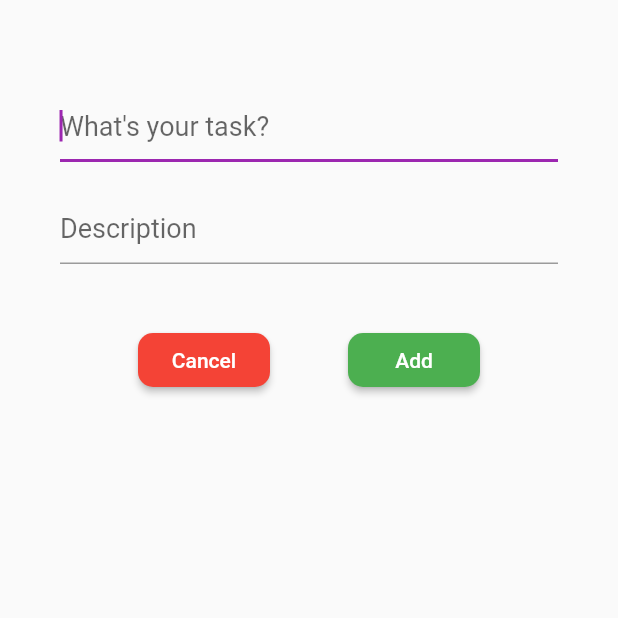
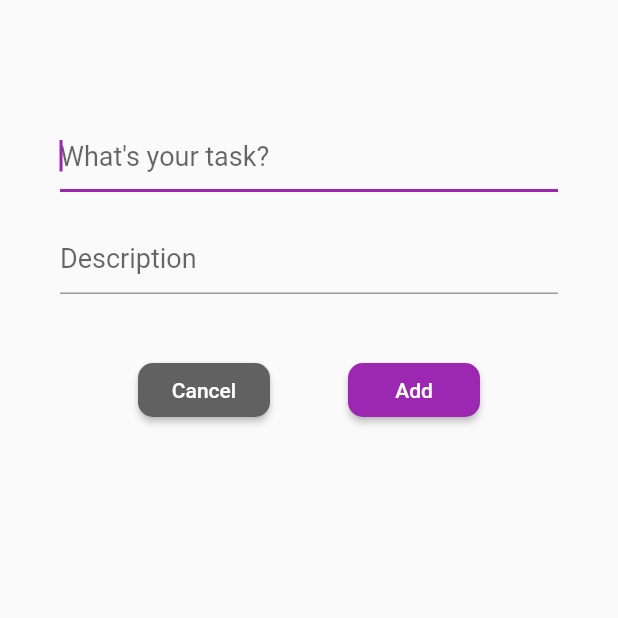
Before and after one commit to rushi-growexxer/todo_app_sprint_test, a Flutter app: the TodoScreen screen opened by its route, on a phone screen of 412 x 824 dp, the top half of it. Run offline on Flutter 3.47's test engine with Material 2 defaults, Android fonts, the phone set to English and light mode, and no system bars; our stand-ins replace get, get_storage; accounts and stored records are empty.

Commit message:
minor UI Updates

```diff
--- a/lib/ui/todo_screen.dart
+++ b/lib/ui/todo_screen.dart
@@ -24,6 +24,9 @@ class TodoScreen extends StatelessWidget {
           children: [
             Column(
               children: [
+                SizedBox(
+                  height: 20,
+                ),
                 TextField(
                   decoration: const InputDecoration(
                     hintText: "What's your task?",
@@ -56,7 +59,7 @@ class TodoScreen extends StatelessWidget {
               children: [
                 RaisedButton(
                   child: const Text('Cancel'),
-                  color: Colors.red,
+                  color: Colors.grey[700],
                   textColor: Colors.white,
                   onPressed: () {
                     Get.back();
@@ -67,7 +70,7 @@ class TodoScreen extends StatelessWidget {
                 ),
                 RaisedButton(
                   child: const Text('Add'),
-                  color: Colors.green,
+                  color: Colors.purple,
                   textColor: Colors.white,
                   onPressed: () {
                     if (textEditingController.text.isNotEmpty) {
```
Also changed, not shown: lib/ui/edit_todo.dart (+5 -2 lines).
